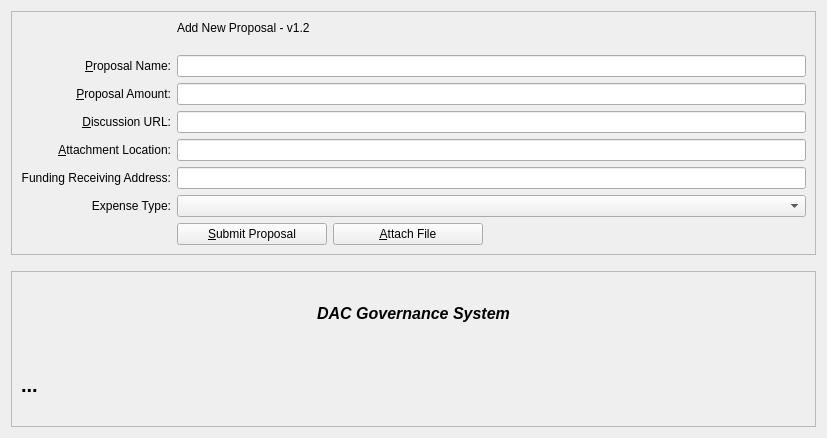
Before: the Qt Designer form src/qt/forms/proposaladddialog.ui in criptolot/biblepay, drawn with Qt 5.
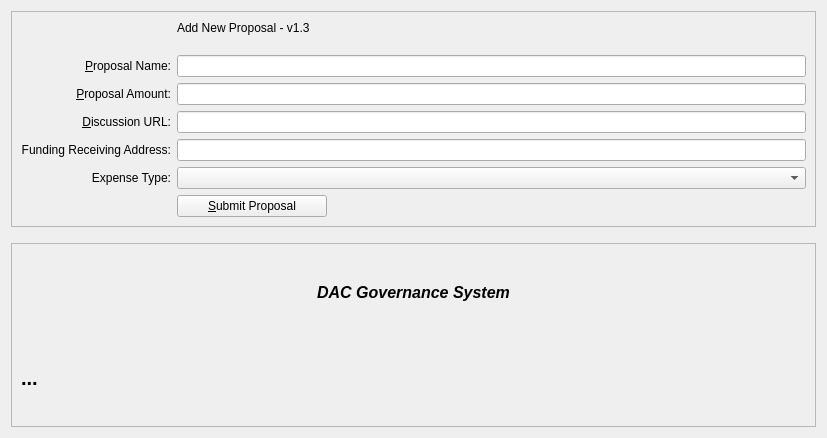
After: the same form once the commit is applied.

The edit to the form file:
```diff
--- a/src/qt/forms/proposaladddialog.ui
+++ b/src/qt/forms/proposaladddialog.ui
@@ -28,7 +28,37 @@
      <layout class="QVBoxLayout" name="verticalLayout_3">
       <item>
        <layout class="QGridLayout" name="gridLayout">
-        <item row="8" column="0">
+        <item row="10" column="2">
+         <layout class="QHBoxLayout" name="horizontalLayout">
+          <item>
+           <widget class="QPushButton" name="btnSubmit">
+            <property name="minimumSize">
+             <size>
+              <width>150</width>
+              <height>0</height>
+             </size>
+            </property>
+            <property name="text">
+             <string>&amp;Submit Proposal</string>
+            </property>
+           </widget>
+          </item>
+          <item>
+           <spacer name="horizontalSpacer">
+            <property name="orientation">
+             <enum>Qt::Horizontal</enum>
+            </property>
+            <property name="sizeHint" stdset="0">
+             <size>
+              <width>40</width>
+              <height>20</height>
+             </size>
+            </property>
+           </spacer>
+          </item>
+         </layout>
+        </item>
+        <item row="7" column="0">
          <widget class="QLabel" name="label_4">
           <property name="text">
            <string/>
@@ -84,29 +114,6 @@
           </property>
          </widget>
         </item>
-        <item row="7" column="2">
-         <widget class="QLineEdit" name="txtAttach">
-          <property name="toolTip">
-           <string>Attachment Location</string>
-          </property>
-         </widget>
-        </item>
-        <item row="7" column="0">
-         <widget class="QLabel" name="label_223">
-          <property name="toolTip">
-           <string>Attachment Location</string>
-          </property>
-          <property name="text">
-           <string>&amp;Attachment Location:</string>
-          </property>
-          <property name="alignment">
-           <set>Qt::AlignRight|Qt::AlignTrailing|Qt::AlignVCenter</set>
-          </property>
-          <property name="buddy">
-           <cstring>txtURL</cstring>
-          </property>
-         </widget>
-        </item>
         <item row="4" column="2">
          <widget class="QLineEdit" name="txtName">
           <property name="toolTip">
@@ -117,7 +124,7 @@
         <item row="2" column="2">
          <widget class="QLabel" name="label_5">
           <property name="text">
-           <string>Add New Proposal - v1.2&lt;br&gt;</string>
+           <string>Add New Proposal - v1.3&lt;br&gt;</string>
           </property>
          </widget>
         </item>
@@ -137,60 +144,17 @@
           </property>
          </widget>
         </item>
-        <item row="11" column="2">
-         <layout class="QHBoxLayout" name="horizontalLayout">
-          <item>
-           <widget class="QPushButton" name="btnSubmit">
-            <property name="minimumSize">
-             <size>
-              <width>150</width>
-              <height>0</height>
-             </size>
-            </property>
-            <property name="text">
-             <string>&amp;Submit Proposal</string>
-            </property>
-           </widget>
-          </item>
-          <item>
-           <widget class="QPushButton" name="btnAttach">
-            <property name="minimumSize">
-             <size>
-              <width>150</width>
-              <height>0</height>
-             </size>
-            </property>
-            <property name="text">
-             <string>&amp;Attach File</string>
-            </property>
-           </widget>
-          </item>
-          <item>
-           <spacer name="horizontalSpacer">
-            <property name="orientation">
-             <enum>Qt::Horizontal</enum>
-            </property>
-            <property name="sizeHint" stdset="0">
-             <size>
-              <width>40</width>
-              <height>20</height>
-             </size>
-            </property>
-           </spacer>
-          </item>
-         </layout>
-        </item>
-        <item row="11" column="0">
+        <item row="10" column="0">
          <widget class="QLabel" name="label_7">
           <property name="text">
            <string/>
           </property>
          </widget>
         </item>
-        <item row="9" column="2">
+        <item row="8" column="2">
          <widget class="QComboBox" name="cmbExpenseType"/>
         </item>
-        <item row="9" column="0">
+        <item row="8" column="0">
          <widget class="QLabel" name="label_31">
           <property name="toolTip">
            <string>Expense Type</string>
@@ -203,7 +167,7 @@
           </property>
          </widget>
         </item>
-        <item row="8" column="2">
+        <item row="7" column="2">
          <widget class="QLineEdit" name="txtAddress">
           <property name="toolTip">
            <string>Address</string>
@@ -216,7 +180,7 @@
           </property>
          </widget>
         </item>
-        <item row="8" column="0">
+        <item row="7" column="0">
          <widget class="QLabel" name="label194">
           <property name="toolTip">
            <string>Receiving Address</string>
```
Left out of the diff: 2 changed lines with no effect on the pictures.
